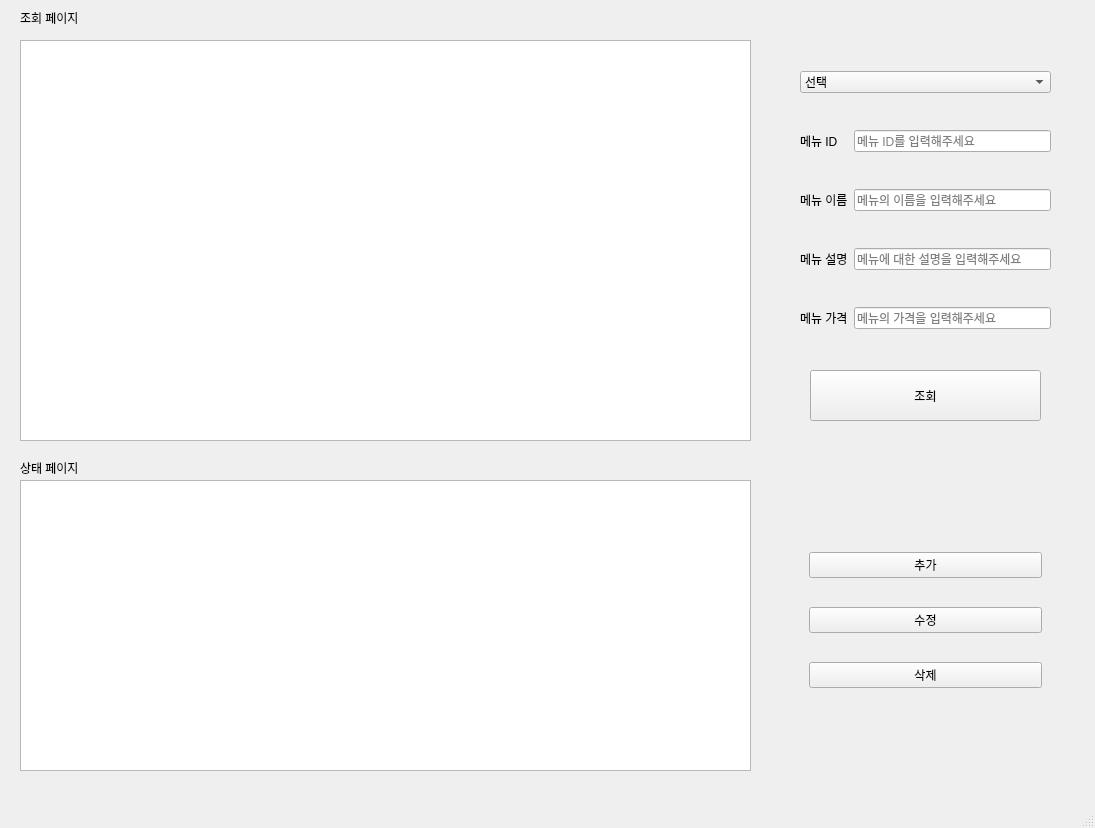
BSEom/miniP_kiosk, file ui/manager.ui: the form before one commit.
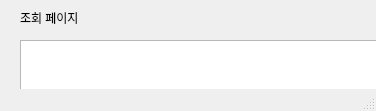
The form after the commit.

What changed in the file:
```diff
--- a/ui/manager.ui
+++ b/ui/manager.ui
@@ -6,8 +6,8 @@
    <rect>
     <x>0</x>
     <y>0</y>
-    <width>1095</width>
-    <height>828</height>
+    <width>376</width>
+    <height>111</height>
    </rect>
   </property>
   <property name="windowTitle">
```
Left out of the diff: 2 changed lines with no effect on the pictures.
